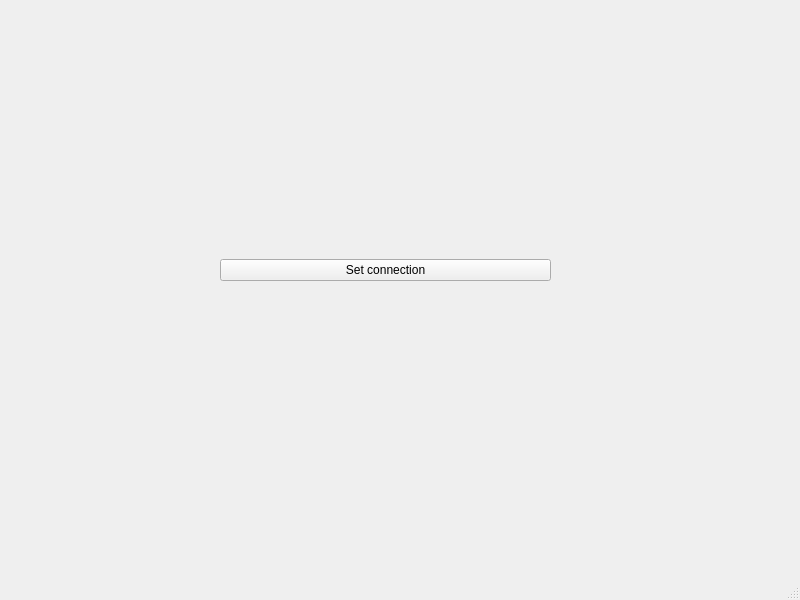
Above: mainwindow.ui from GorbunovKirill/net-third before the change. Below: the same form after it.
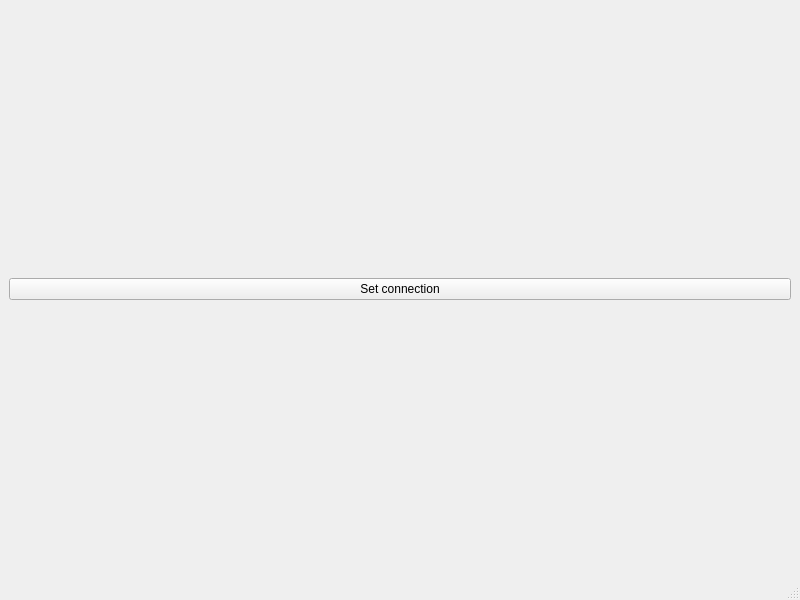
That is the form after the change.

Patch:
```diff
--- a/mainwindow.ui
+++ b/mainwindow.ui
@@ -14,17 +14,10 @@
    <string>MainWindow</string>
   </property>
   <widget class="QWidget" name="centralwidget">
-   <widget class="QWidget" name="verticalLayoutWidget">
-    <property name="geometry">
-     <rect>
-      <x>220</x>
-      <y>190</y>
-      <width>331</width>
-      <height>161</height>
-     </rect>
-    </property>
-    <layout class="QVBoxLayout" name="verticalLayout">
-     <item>
+   <layout class="QGridLayout" name="gridLayout_2">
+    <item row="0" column="0">
+     <layout class="QGridLayout" name="gridLayout">
+      <item row="0" column="0">
       <widget class="QPushButton" name="pushButtonOpenDialog">
        <property name="text">
         <string>Set connection</string>
@@ -32,7 +25,8 @@
       </widget>
      </item>
     </layout>
-   </widget>
+    </item>
+   </layout>
   </widget>
   <widget class="QMenuBar" name="menubar">
    <property name="geometry">
```
Left out of the diff: 6 changed lines with no effect on the pictures. Lines whose indentation alone changed are shown as unchanged.
